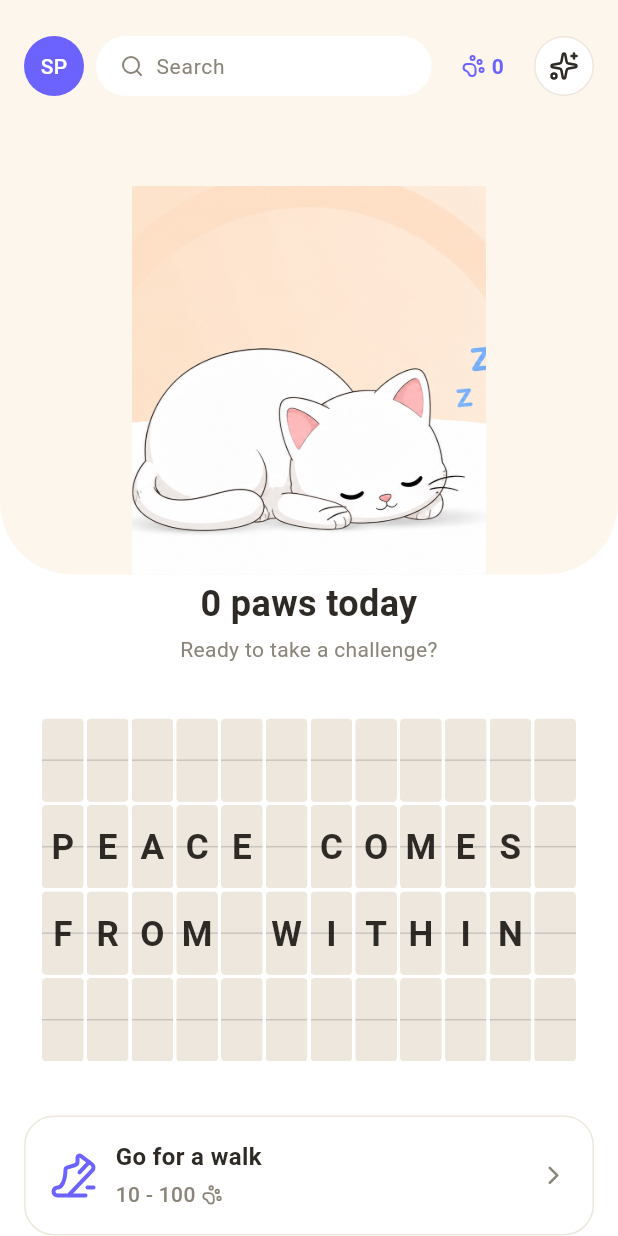
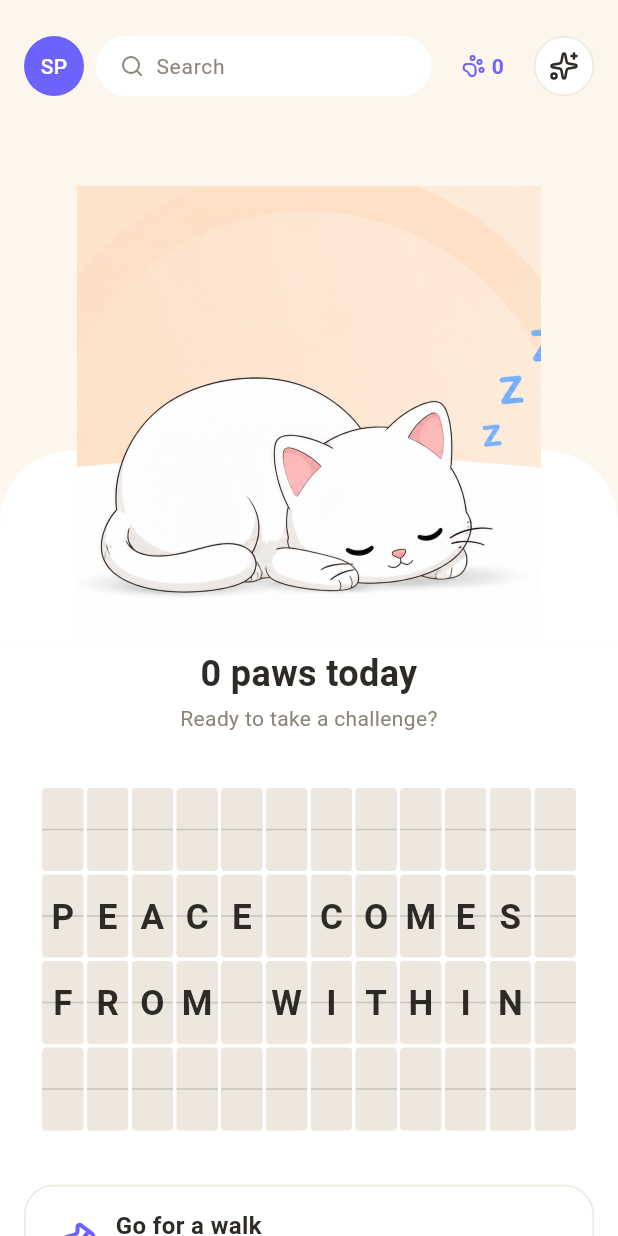
Before and after one commit to sanketp45/Meditation-app, a Flutter app: the screen it shows after launch, on a phone screen of 412 x 824 dp. Run offline on Flutter 3.47's test engine with Material 3 defaults, Android fonts, the phone set to English and light mode, and no system bars; our stand-ins replace lucide_icons_flutter; missing offline and left inert: widgetbook; Roboto replaces fonts that are missing (Poppins, Quicksand).

Commit message:
Make the hero companion large, edge-to-edge, and bleed past the horizon
HeroCompanion: illustration width bumped from 62% to 75% of available
width (within the requested 70-80% range), and the glow now spans
the full available width (100%, was 92%) instead of stopping short
of the edges. Callers are expected to give it the full screen width
so "edge to edge" is genuinely edge of the physical screen, not just
edge of an already-padded content column.

HomeScreen: the hero stage's cream/white boundary is now a Stack —
a flat full-bleed cream rectangle, a white rounded-top "ground" shape
rising to cover the bottom 30% of the stage, and the actual content
(top bar + hero companion, now unpadded/full-bleed) painted on top of
both. Since the illustration is part of that top content layer rather
than being clipped inside the cream shape, its lower portion visually
crosses the curved boundary instead of sitting fully above it — same
technique as the Alan reference, where the character bleeds past its
background shape rather than staying neatly inside it.

There was never a separate container/border around the illustration
itself; the "boxed in" look previously came from the cream shape's
curve landing right at the illustration's own bottom edge, which
this restructuring resolves directly.

```diff
--- a/app/lib/screens/home_screen.dart
+++ b/app/lib/screens/home_screen.dart
@@ -51,6 +51,13 @@ class HomeScreen extends StatelessWidget {
   static const double _bottomPadding = AppSpacing.xl; // 32
   static const double _heroStageRadius = 48;
 
+  /// How much of the hero stage's resolved height the white "ground" shape
+  /// rises to cover, measured from the bottom. The companion illustration
+  /// paints on top of both this and the cream fill (it's part of the
+  /// foreground content, not the background), so its lower portion visually
+  /// bleeds across the curved boundary rather than sitting fully above it.
+  static const double _heroGroundHeightFactor = 0.30;
+
   @override
   Widget build(BuildContext context) {
     return Scaffold(
@@ -63,18 +70,35 @@ class HomeScreen extends StatelessWidget {
           child: Column(
             crossAxisAlignment: CrossAxisAlignment.stretch,
             children: [
-              DecoratedBox(
+              Stack(
+                children: [
+                  const Positioned.fill(
+                    child: ColoredBox(color: AppColors.background),
+                  ),
+                  Positioned.fill(
+                    child: Align(
+                      alignment: Alignment.bottomCenter,
+                      child: FractionallySizedBox(
+                        heightFactor: _heroGroundHeightFactor,
+                        widthFactor: 1,
+                        child: DecoratedBox(
                           decoration: const BoxDecoration(
-                  color: AppColors.background,
+                            color: AppColors.surface,
                             borderRadius: BorderRadius.only(
-                    bottomLeft: Radius.circular(_heroStageRadius),
-                    bottomRight: Radius.circular(_heroStageRadius),
+                              topLeft: Radius.circular(_heroStageRadius),
+                              topRight: Radius.circular(_heroStageRadius),
                             ),
                           ),
-                child: Column(
+                        ),
+                      ),
+                    ),
+                  ),
+                  Column(
                     crossAxisAlignment: CrossAxisAlignment.stretch,
                     children: [
                       const SizedBox(height: _safeAreaTopGap),
+                      // TopBar already carries its own 16px internal
+                      // padding, so it renders full-bleed here too.
                       TopBar(
                         initials: initials,
                         pawCount: pawCount,
@@ -83,14 +107,12 @@ class HomeScreen extends StatelessWidget {
                         onAssistantTap: onAssistantTap,
                       ),
                       const SizedBox(height: _sectionGap),
-                    Padding(
-                      padding: const EdgeInsets.symmetric(
-                        horizontal: _horizontalPadding,
-                      ),
-                      child: HeroCompanion(state: companionState),
+                      // No horizontal padding: HeroCompanion needs the full
+                      // screen width so its glow is genuinely edge-to-edge.
+                      HeroCompanion(state: companionState),
+                    ],
                   ),
                 ],
-                ),
               ),
               const SizedBox(height: _heroToStatsGap),
               Padding(
--- a/packages/design_system/lib/src/components/hero_companion.dart
+++ b/packages/design_system/lib/src/components/hero_companion.dart
@@ -12,8 +12,14 @@ enum CompanionState {
   active,
 }
 
-/// The home screen's hero section: a companion illustration centered over a
-/// soft sunrise-style glow, sized proportionally to the available width.
+/// The home screen's hero section: a large, dominant companion illustration
+/// over a soft sunrise-style glow that spans the full available width edge
+/// to edge — there is no card, background fill, or border framing either
+/// element; both render directly on whatever's behind this widget.
+///
+/// Callers should give this widget the full screen width (no horizontal
+/// inset) so the glow is genuinely edge-to-edge, not just edge-to-edge
+/// within some already-padded content column.
 ///
 /// 24px of vertical space (the 4px-grid `AppSpacing.lg`) is reserved above
 /// the section, between it and the top bar. No bottom padding is baked in —
@@ -24,8 +30,8 @@ class HeroCompanion extends StatelessWidget {
 
   final CompanionState state;
 
-  static const double _illustrationWidthFactor = 0.62; // 60-65% of content width
-  static const double _glowWidthFactor = 0.92;
+  static const double _illustrationWidthFactor = 0.75; // 70-80% of screen width
+  static const double _glowWidthFactor = 1.0; // edge to edge
   static const double _glowAspectRatio = 1.35; // glow width / glow height
 
   String get _assetName => switch (state) {
```
Lines whose indentation alone changed are shown as unchanged.
